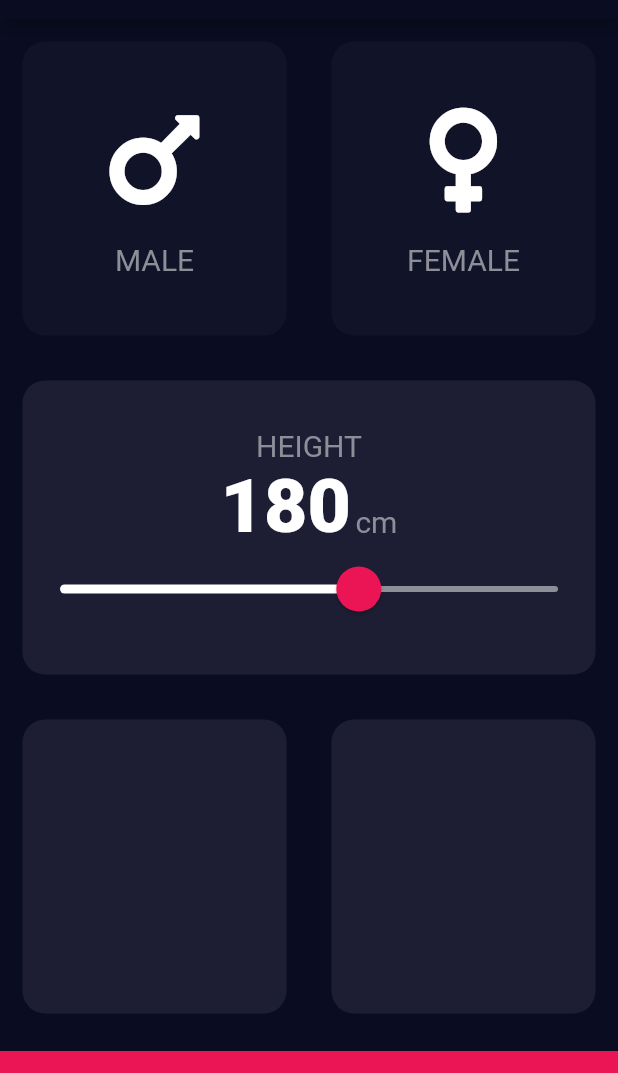
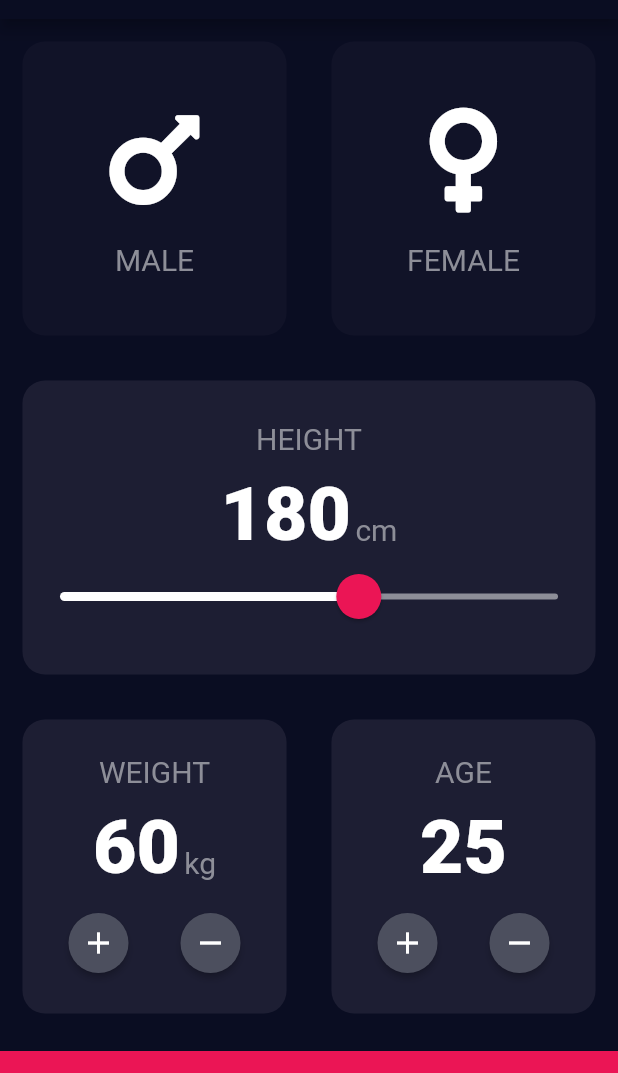
Before and after one commit to tchorzewski1991/bmi_calc, a Flutter app: the screen it shows after launch, on a phone screen of 412 x 824 dp, the part 65-1138 px from its top. Run offline on Flutter 3.47's test engine with Material 2 defaults, Android fonts, the phone set to English and light mode, and no system bars; our stand-ins replace font_awesome_flutter.

Commit message:
Add sectors for weight/age

```diff
--- a/lib/pages/home.dart
+++ b/lib/pages/home.dart
@@ -12,6 +12,8 @@ class _HomeState extends State<Home> {
   Color femaleCardColor;
   Gender selectedGender;
   double selectedHeight = 180.0;
+  int selectedWeight = 60;
+  int selectedAge = 25;
 
   @override
   void initState() {
@@ -114,6 +116,7 @@ class _HomeState extends State<Home> {
                             'HEIGHT',
                             style: labelTextStyle,
                           ),
+                          SizedBox(height: 10.0),
                           Row(
                             mainAxisAlignment: MainAxisAlignment.center,
                             crossAxisAlignment: CrossAxisAlignment.baseline,
@@ -123,7 +126,7 @@ class _HomeState extends State<Home> {
                                 selectedHeight.round().toString(),
                                 style: numberTextStyle,
                               ),
-                              SizedBox(width: 3.0),
+                              SizedBox(height: 10.0, width: 3.0),
                               Text(
                                 'cm',
                                 style: labelTextStyle,
@@ -167,11 +170,126 @@ class _HomeState extends State<Home> {
                   Expanded(
                     child: ReusableCard(
                       color: reusableCardColor,
+                      child: Column(
+                        mainAxisAlignment: MainAxisAlignment.center,
+                        children: [
+                          Text(
+                            'WEIGHT',
+                            style: labelTextStyle,
+                          ),
+                          SizedBox(height: 10.0),
+                          Row(
+                            mainAxisAlignment: MainAxisAlignment.center,
+                            crossAxisAlignment: CrossAxisAlignment.baseline,
+                            textBaseline: TextBaseline.alphabetic,
+                            children: [
+                              Text(
+                                selectedWeight.toString(),
+                                style: numberTextStyle,
+                              ),
+                              SizedBox(height: 10.0, width: 3.0),
+                              Text(
+                                'kg',
+                                style: labelTextStyle,
+                              ),
+                            ],
+                          ),
+                          SizedBox(height: 10.0),
+                          Row(
+                            mainAxisAlignment: MainAxisAlignment.spaceEvenly,
+                            children: [
+                              RawMaterialButton(
+                                shape: CircleBorder(),
+                                fillColor: Color(0xFF4C4F5E),
+                                constraints: BoxConstraints.tightFor(
+                                  width: 40.0,
+                                  height: 40.0,
+                                ),
+                                child: Icon(Icons.add),
+                                onPressed: () {
+                                  setState(() {
+                                    selectedWeight += 1;
+                                  });
+                                },
+                              ),
+                              RawMaterialButton(
+                                shape: CircleBorder(),
+                                fillColor: Color(0xFF4C4F5E),
+                                constraints: BoxConstraints.tightFor(
+                                  width: 40.0,
+                                  height: 40.0,
+                                ),
+                                child: Icon(Icons.remove),
+                                onPressed: () {
+                                  setState(() {
+                                    selectedWeight -= 1;
+                                  });
+                                },
+                              )
+                            ],
+                          )
+                        ],
+                      ),
                     ),
                   ),
                   Expanded(
                     child: ReusableCard(
                       color: reusableCardColor,
+                      child: Column(
+                        mainAxisAlignment: MainAxisAlignment.center,
+                        children: [
+                          Text(
+                            'AGE',
+                            style: labelTextStyle,
+                          ),
+                          SizedBox(height: 10.0),
+                          Row(
+                            mainAxisAlignment: MainAxisAlignment.center,
+                            crossAxisAlignment: CrossAxisAlignment.baseline,
+                            textBaseline: TextBaseline.alphabetic,
+                            children: [
+                              Text(
+                                selectedAge.toString(),
+                                style: numberTextStyle,
+                              ),
+                            ],
+                          ),
+                          SizedBox(height: 10.0),
+                          Row(
+                            mainAxisAlignment: MainAxisAlignment.spaceEvenly,
+                            children: [
+                              RawMaterialButton(
+                                shape: CircleBorder(),
+                                fillColor: Color(0xFF4C4F5E),
+                                constraints: BoxConstraints.tightFor(
+                                  width: 40.0,
+                                  height: 40.0,
+                                ),
+                                child: Icon(Icons.add),
+                                onPressed: () {
+                                  setState(() {
+                                    selectedAge += 1;
+                                  });
+                                },
+                              ),
+                              RawMaterialButton(
+                                shape: CircleBorder(),
+                                fillColor: Color(0xFF4C4F5E),
+                                constraints: BoxConstraints.tightFor(
+                                  width: 40.0,
+                                  height: 40.0,
+                                ),
+                                child: Icon(Icons.remove),
+                                onPressed: () {
+                                  setState(() {
+                                    selectedAge -= 1;
+                                  });
+                                },
+                              )
+                            ],
+                          )
+                        ],
+                      ),
                     ),
                   ),
                 ],
```
